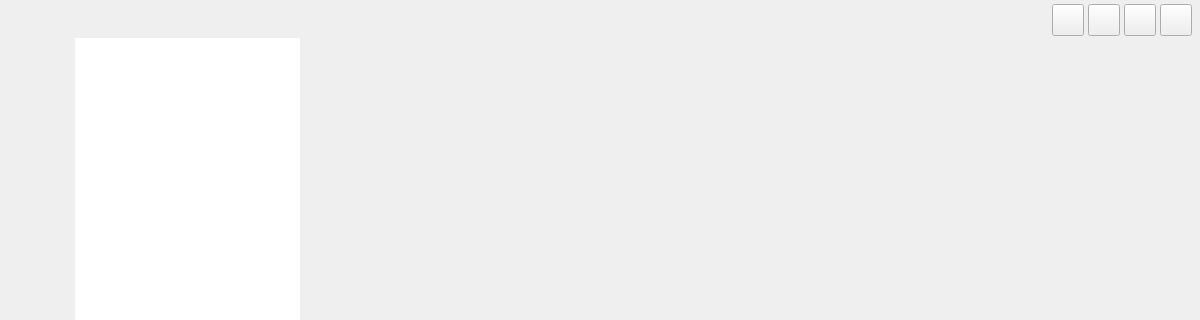
Qt form src/mainwindow.ui (zhangyebai/RedisNavicat) before a commit; both pictures show x 0 to 1200 and y 0 to 320 of the 1200 by 800 pixel window.
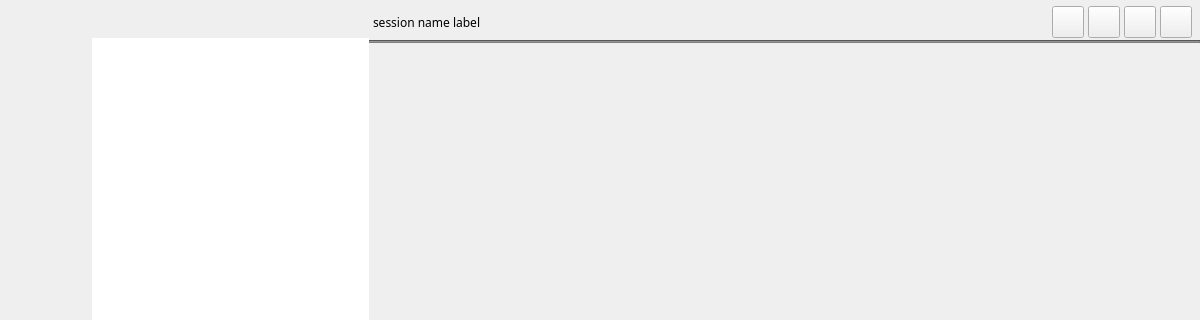
The same form after that commit. The open tabs and pages were chosen to show the change.

Patch:
```diff
--- a/src/mainwindow.ui
+++ b/src/mainwindow.ui
@@ -22,7 +22,7 @@
    <string notr="true"/>
   </property>
   <widget class="QWidget" name="centralWidget">
-   <layout class="QHBoxLayout" name="horizontalLayout" stretch="1,3,12">
+   <layout class="QHBoxLayout" name="horizontalLayout" stretch="2,6,18">
     <property name="spacing">
      <number>0</number>
     </property>
@@ -82,19 +82,44 @@
        <number>0</number>
       </property>
       <item>
-       <widget class="QWidget" name="topListWnd" native="true"/>
+       <widget class="QWidget" name="topListWnd" native="true">
+        <property name="enabled">
+         <bool>true</bool>
+        </property>
+       </widget>
       </item>
       <item>
        <widget class="QListWidget" name="listWnd">
+        <property name="focusPolicy">
+         <enum>Qt::NoFocus</enum>
+        </property>
+        <property name="contextMenuPolicy">
+         <enum>Qt::DefaultContextMenu</enum>
+        </property>
+        <property name="layoutDirection">
+         <enum>Qt::LeftToRight</enum>
+        </property>
+        <property name="autoFillBackground">
+         <bool>false</bool>
+        </property>
         <property name="frameShape">
          <enum>QFrame::NoFrame</enum>
         </property>
+        <property name="frameShadow">
+         <enum>QFrame::Sunken</enum>
+        </property>
+        <property name="lineWidth">
+         <number>0</number>
+        </property>
+        <property name="viewMode">
+         <enum>QListView::ListMode</enum>
+        </property>
        </widget>
       </item>
      </layout>
     </item>
     <item>
-     <layout class="QVBoxLayout" name="verticalLayout_2" stretch="1,20">
+     <layout class="QVBoxLayout" name="verticalLayout_2">
       <property name="spacing">
        <number>0</number>
       </property>
@@ -135,8 +160,37 @@
           <number>8</number>
          </property>
          <property name="bottomMargin">
-          <number>4</number>
+          <number>0</number>
          </property>
+         <item>
+          <spacer name="horizontalSpacer_2">
+           <property name="orientation">
+            <enum>Qt::Horizontal</enum>
+           </property>
+           <property name="sizeHint" stdset="0">
+            <size>
+             <width>100</width>
+             <height>20</height>
+            </size>
+           </property>
+          </spacer>
+         </item>
+         <item>
+          <widget class="QLabel" name="sessionNameLabel">
+           <property name="minimumSize">
+            <size>
+             <width>160</width>
+             <height>0</height>
+            </size>
+           </property>
+           <property name="text">
+            <string>session name label</string>
+           </property>
+           <property name="wordWrap">
+            <bool>false</bool>
+           </property>
+          </widget>
+         </item>
          <item>
           <spacer name="horizontalSpacer">
            <property name="orientation">
@@ -256,8 +310,24 @@
         </layout>
        </widget>
       </item>
+      <item>
+       <widget class="Line" name="line">
+        <property name="styleSheet">
+         <string notr="true">background-color:gray;</string>
+        </property>
+        <property name="orientation">
+         <enum>Qt::Horizontal</enum>
+        </property>
+       </widget>
+      </item>
       <item>
        <widget class="QStackedWidget" name="stackWnd">
+        <property name="sizePolicy">
+         <sizepolicy hsizetype="Expanding" vsizetype="Expanding">
+          <horstretch>0</horstretch>
+          <verstretch>0</verstretch>
+         </sizepolicy>
+        </property>
         <property name="currentIndex">
          <number>1</number>
         </property>
```
Left out of the diff: 4 changed lines with no effect on the pictures.
